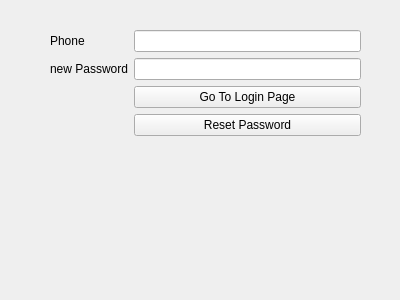
First picture: the form in windows/ResetPassword/resetpassword.ui, repository hamidreza2005/PlanetVsZombies, before the edit.
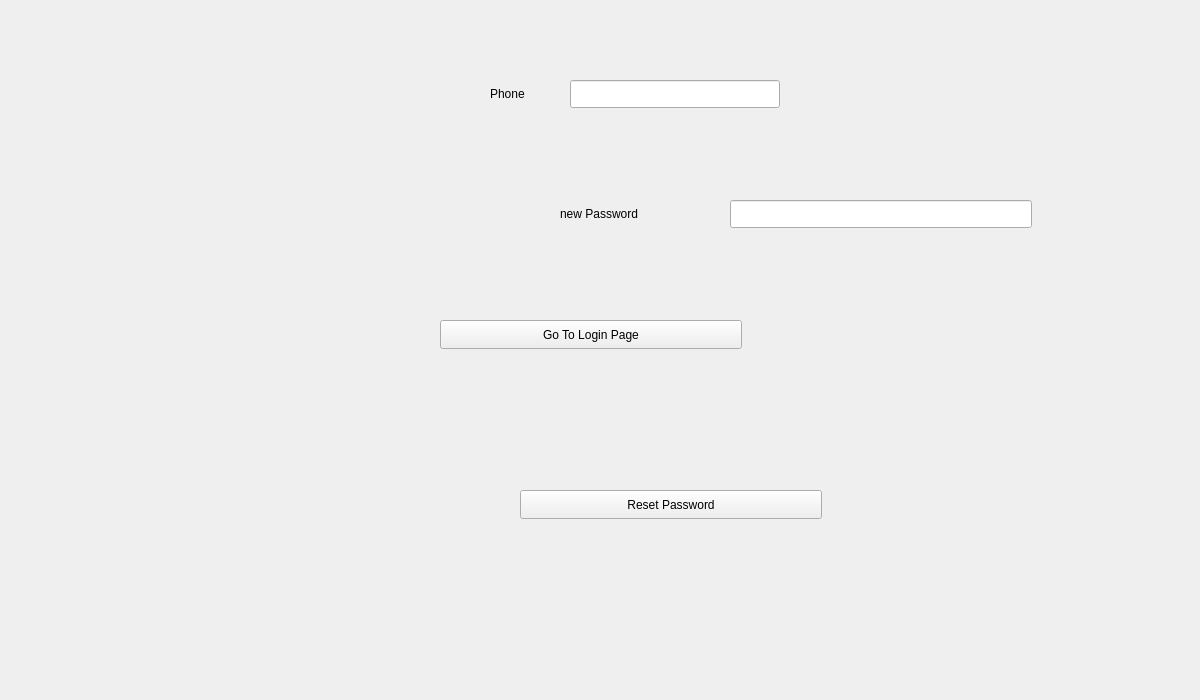
Second picture: the form after the edit.

```diff
--- a/windows/ResetPassword/resetpassword.ui
+++ b/windows/ResetPassword/resetpassword.ui
@@ -6,62 +6,87 @@
    <rect>
     <x>0</x>
     <y>0</y>
-    <width>400</width>
-    <height>300</height>
+    <width>1200</width>
+    <height>700</height>
    </rect>
   </property>
   <property name="windowTitle">
    <string>ResetPassword</string>
   </property>
-  <widget class="QWidget" name="formLayoutWidget">
-   <property name="geometry">
-    <rect>
-     <x>50</x>
-     <y>30</y>
-     <width>311</width>
-     <height>231</height>
-    </rect>
-   </property>
-   <layout class="QFormLayout" name="formLayout">
-    <item row="0" column="0">
      <widget class="QLabel" name="phoneLabel">
+   <property name="geometry">
+    <rect>
+     <x>490</x>
+     <y>80</y>
+     <width>41</width>
+     <height>28</height>
+    </rect>
+   </property>
       <property name="text">
        <string>Phone</string>
       </property>
      </widget>
-    </item>
-    <item row="0" column="1">
-     <widget class="QLineEdit" name="phoneNumber"/>
-    </item>
-    <item row="1" column="0">
+  <widget class="QLineEdit" name="phoneNumber">
+   <property name="geometry">
+    <rect>
+     <x>570</x>
+     <y>80</y>
+     <width>210</width>
+     <height>28</height>
+    </rect>
+   </property>
+  </widget>
      <widget class="QLabel" name="newPasswordLabel">
+   <property name="geometry">
+    <rect>
+     <x>560</x>
+     <y>200</y>
+     <width>92</width>
+     <height>28</height>
+    </rect>
+   </property>
       <property name="text">
        <string>new Password</string>
       </property>
      </widget>
-    </item>
-    <item row="1" column="1">
      <widget class="QLineEdit" name="newPassword">
+   <property name="geometry">
+    <rect>
+     <x>730</x>
+     <y>200</y>
+     <width>302</width>
+     <height>28</height>
+    </rect>
+   </property>
       <property name="echoMode">
-       <enum>QLineEdit::EchoMode::Password</enum>
-      </property>
-     </widget>
-    </item>
-    <item row="3" column="1">
-     <widget class="QPushButton" name="submit">
-      <property name="text">
-       <string>Reset Password</string>
-      </property>
-     </widget>
-    </item>
-    <item row="2" column="1">
+    <enum>QLineEdit::Password</enum>
+   </property>
+  </widget>
      <widget class="QPushButton" name="loginLink">
+   <property name="geometry">
+    <rect>
+     <x>440</x>
+     <y>320</y>
+     <width>302</width>
+     <height>29</height>
+    </rect>
+   </property>
       <property name="text">
        <string>Go To Login Page</string>
       </property>
      </widget>
-    </item>
-   </layout>
+  <widget class="QPushButton" name="submit">
+   <property name="geometry">
+    <rect>
+     <x>520</x>
+     <y>490</y>
+     <width>302</width>
+     <height>29</height>
+    </rect>
+   </property>
+   <property name="text">
+    <string>Reset Password</string>
+   </property>
   </widget>
  </widget>
  <resources/>
```
Lines whose indentation alone changed are shown as unchanged.
